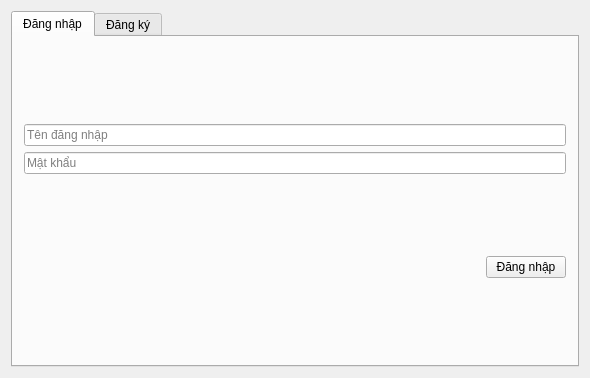
First picture: the form in introform.ui, repository fantasyinferno/libpro, before the edit.
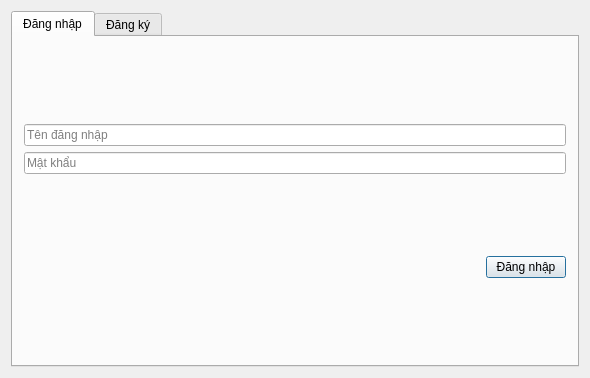
Second picture: the form after the edit.

Patch:
```diff
--- a/introform.ui
+++ b/introform.ui
@@ -70,6 +70,9 @@
              <property name="text">
               <string>Đăng nhập</string>
              </property>
+             <property name="default">
+              <bool>true</bool>
+             </property>
             </widget>
            </item>
           </layout>
```
